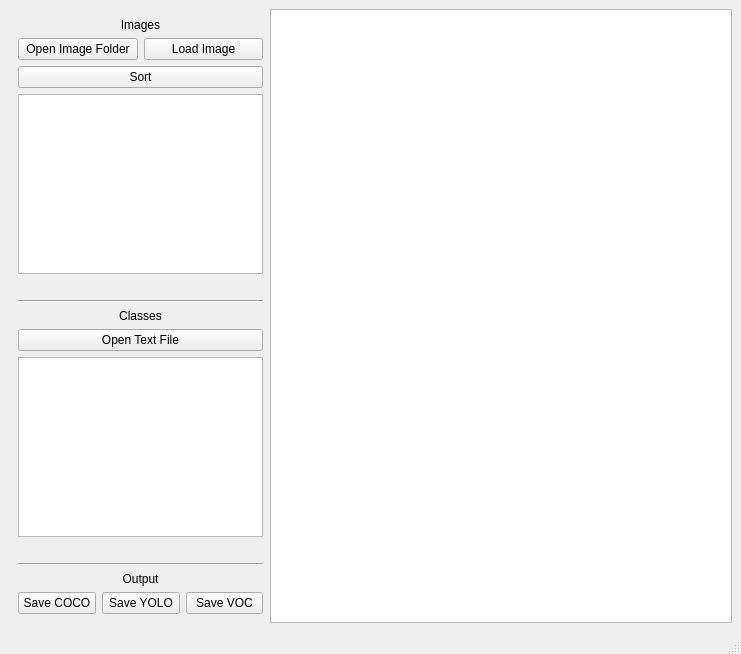
First picture: the form in GUI/SDI Project (QT)/mainwindow.ui, repository ManavRachen/SDI, before the edit.
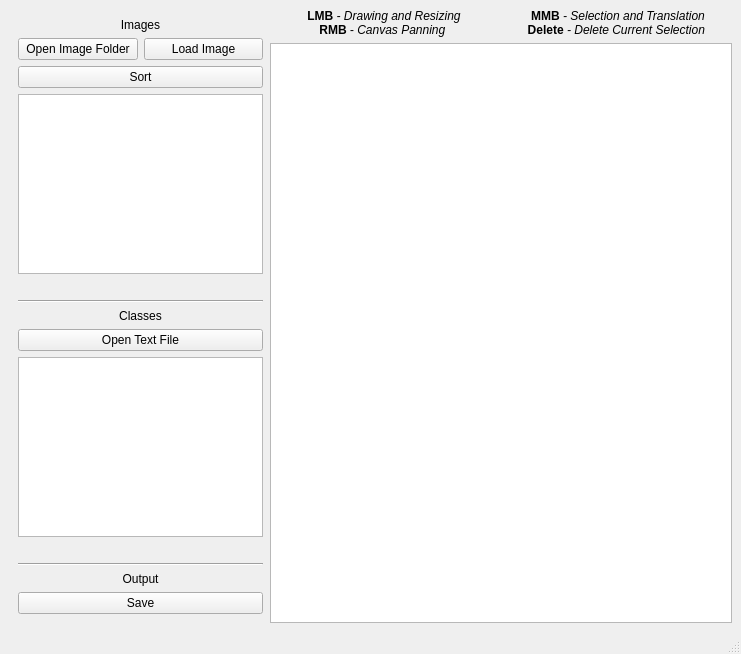
Second picture: the form after the edit. Custom widgets are drawn as their Qt base class.

The edit to the form file:
```diff
--- a/GUI/SDI Project (QT)/mainwindow.ui
+++ b/GUI/SDI Project (QT)/mainwindow.ui
@@ -157,32 +157,105 @@
          <item>
           <layout class="QHBoxLayout" name="horizontalLayout_2">
            <item>
-            <widget class="QPushButton" name="pushButton_4">
+            <widget class="Output" name="SaveBtn">
              <property name="text">
-              <string>Save COCO</string>
+              <string>Save</string>
              </property>
             </widget>
            </item>
+          </layout>
+         </item>
+        </layout>
+       </item>
+      </layout>
+     </widget>
+    </item>
            <item>
-            <widget class="QPushButton" name="pushButton_2">
+     <layout class="QVBoxLayout" name="verticalLayout_2">
+      <item>
+       <layout class="QHBoxLayout" name="horizontalLayout_3">
+        <item>
+         <widget class="QLabel" name="label">
              <property name="text">
-              <string>Save YOLO</string>
-             </property>
+           <string>&lt;html&gt;
+
+&lt;head/&gt;
+
+&lt;body&gt;
+
+&lt;p&gt;
+&lt;span style=&quot; font-weight:600;&quot;&gt;
+LMB
+&lt;/span&gt;
+
+&lt;span style=&quot; font-style:italic;&quot;&gt;
+ - Drawing and Resizing
+&lt;/span&gt;
+
+&lt;br&gt;
+
+&lt;span style=&quot; font-weight:600;&quot;&gt;
+RMB
+&lt;/span&gt;
+
+&lt;span style=&quot; font-style:italic;&quot;&gt;
+ - Canvas Panning
+&lt;/span&gt;
+
+&lt;/p&gt;
+
+&lt;/body&gt;
+
+&lt;/html&gt;</string>
+          </property>
+          <property name="alignment">
+           <set>Qt::AlignCenter</set>
+          </property>
+          <property name="indent">
+           <number>0</number>
+          </property>
             </widget>
            </item>
            <item>
-            <widget class="QPushButton" name="pushButton_3">
+         <widget class="QLabel" name="label_2">
              <property name="text">
-              <string>Save VOC</string>
-             </property>
+           <string>&lt;html&gt;
+
+&lt;head/&gt;
+
+&lt;body&gt;
+
+&lt;p&gt;
+&lt;span style=&quot; font-weight:600;&quot;&gt;
+MMB
+&lt;/span&gt;
+
+&lt;span style=&quot; font-style:italic;&quot;&gt;
+ - Selection and Translation
+&lt;/span&gt;
+
+&lt;br&gt;
+
+&lt;span style=&quot; font-weight:600;&quot;&gt;
+Delete
+&lt;/span&gt;
+
+&lt;span style=&quot; font-style:italic;&quot;&gt;
+ - Delete Current Selection
+&lt;/span&gt;
+
+&lt;/p&gt;
+
+&lt;/body&gt;
+
+&lt;/html&gt;</string>
+          </property>
+          <property name="alignment">
+           <set>Qt::AlignCenter</set>
+          </property>
             </widget>
            </item>
           </layout>
-         </item>
-        </layout>
-       </item>
-      </layout>
-     </widget>
     </item>
     <item>
      <widget class="GraphicsView" name="graphicsView">
@@ -195,6 +268,8 @@
      </widget>
     </item>
    </layout>
+    </item>
+   </layout>
   </widget>
   <widget class="QMenuBar" name="menubar">
    <property name="geometry">
@@ -214,6 +289,11 @@
    <extends>QGraphicsView</extends>
    <header>GraphicsView.h</header>
   </customwidget>
+  <customwidget>
+   <class>Output</class>
+   <extends>QPushButton</extends>
+   <header>GraphicsView.h</header>
+  </customwidget>
  </customwidgets>
  <resources/>
  <connections/>
```
Lines whose indentation alone changed are shown as unchanged.
